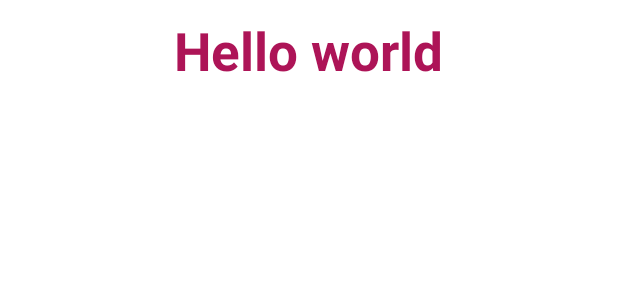
After one commit to rokydas/movie-app-kotlin, an Android app: the layout movie_details_activity.xml on its own in the app's theme, with its tools: preview values and no code run, on a phone screen of 412 x 824 dp. The commit adds this screen. Shown: the top 300 px of the screen. Run offline under Robolectric (Android 15) with nearby library versions, the phone set to English and light mode, and no system bars.

```diff
--- a/app/src/main/AndroidManifest.xml
+++ b/app/src/main/AndroidManifest.xml
@@ -13,6 +13,7 @@
         android:theme="@style/Theme.Movie_app">
 
         <activity android:name=".Movies_Activity" />
+        <activity android:name=".Movie_Details_Activity" />
 
         <activity android:name=".MainActivity">
             <intent-filter>
--- a/app/src/main/java/com/example/movie_app/MainActivity.kt
+++ b/app/src/main/java/com/example/movie_app/MainActivity.kt
@@ -14,6 +14,5 @@ class MainActivity : AppCompatActivity() {
             val intentMovies = Intent(this, Movies_Activity::class.java)
             startActivity(intentMovies)
         }
-
     }
 }
--- /dev/null
+++ b/app/src/main/res/layout/movie_details_activity.xml
@@ -0,0 +1,22 @@
+<?xml version="1.0" encoding="utf-8"?>
+<LinearLayout
+    xmlns:android="http://schemas.android.com/apk/res/android"
+    android:layout_width="match_parent"
+    android:orientation="vertical"
+    android:layout_height="match_parent">
+
+    <TextView
+        android:id="@+id/text"
+        android:text="Hello world"
+        android:layout_width="wrap_content"
+        android:layout_height="wrap_content"
+        android:layout_margin="10dp"
+        android:textSize="35dp"
+        android:layout_gravity="center_horizontal"
+        android:textAlignment="center"
+        android:textColor="@color/primary"
+        android:textStyle="bold" />
+
+
+
+</LinearLayout>
```
Also changed, not shown: app/src/main/java/com/example/movie_app/MovieAdapter.kt (+17 -9 lines), app/src/main/java/com/example/movie_app/Movie_Details_Activity.kt (added, +20 -0 lines), app/src/main/java/com/example/movie_app/Movies_Activity.kt (+14 -12 lines).
